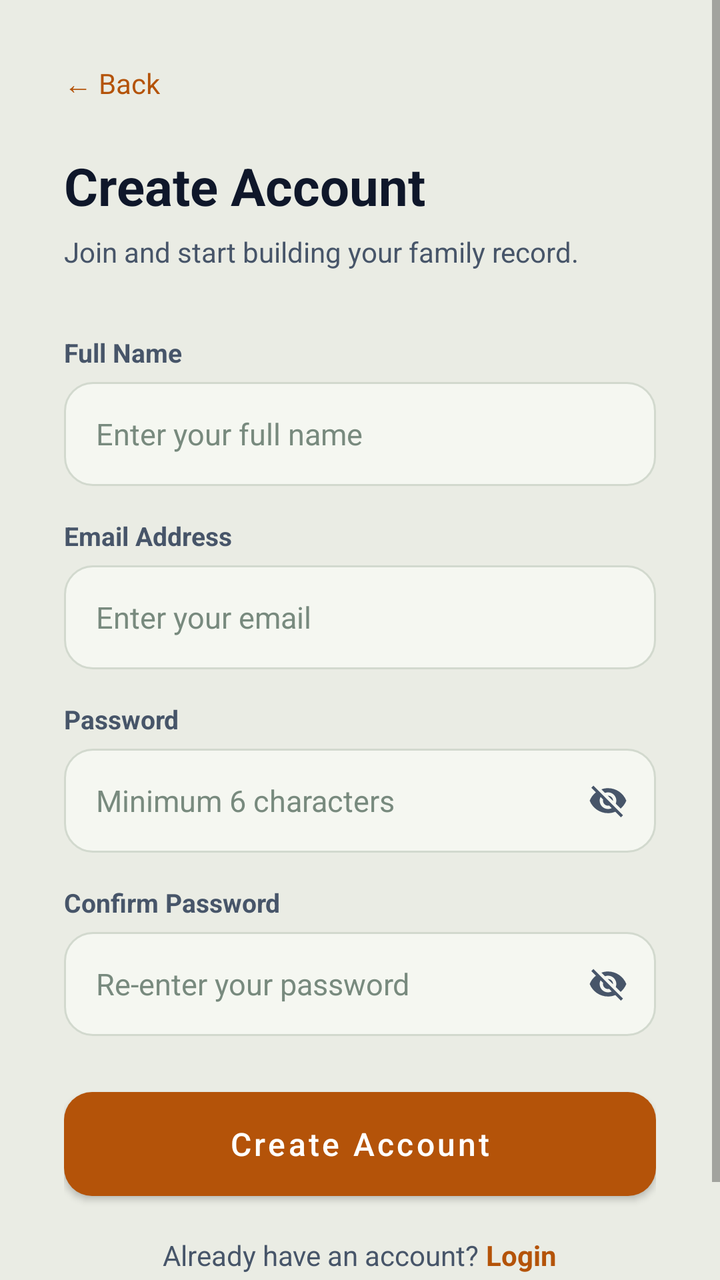
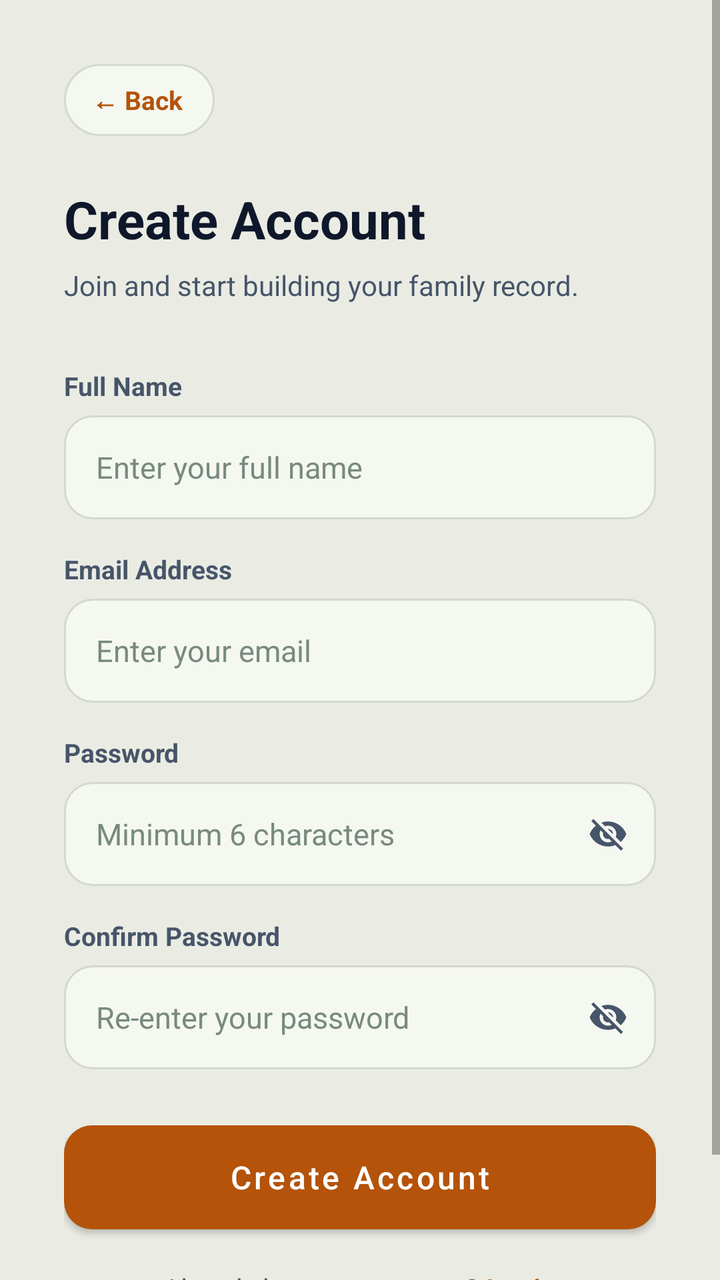

Screens rendered from an Android XML layout before and after an edit, with the pre-edit source and the edit as a unified diff.
<!-- AndroidManifest.xml: application theme Theme.BTProject2 -->
<!-- res/layout/activity_register.xml -->
<?xml version="1.0" encoding="utf-8"?>
<ScrollView xmlns:android="http://schemas.android.com/apk/res/android"
    android:layout_width="match_parent"
    android:layout_height="match_parent"
    android:background="@color/background">

    <LinearLayout
        android:layout_width="match_parent"
        android:layout_height="wrap_content"
        android:orientation="vertical"
        android:padding="32dp"
        android:paddingTop="60dp">

        
        <TextView
            android:id="@+id/btnBackToWelcome"
            android:layout_width="wrap_content"
            android:layout_height="wrap_content"
            android:text="← Back"
            android:textSize="14sp"
            android:textColor="@color/primary"
            android:layout_marginBottom="24dp"
            android:clickable="true"
            android:focusable="true" />

        
        <TextView
            android:layout_width="wrap_content"
            android:layout_height="wrap_content"
            android:text="Create Account"
            android:textSize="26sp"
            android:textStyle="bold"
            android:textColor="@color/text_primary"
            android:layout_marginBottom="6dp" />

        <TextView
            android:layout_width="wrap_content"
            android:layout_height="wrap_content"
            android:text="Join and start building your family record."
            android:textSize="14sp"
            android:textColor="@color/text_secondary"
            android:lineSpacingMultiplier="1.4"
            android:layout_marginBottom="32dp" />

        
        <TextView
            android:layout_width="wrap_content"
            android:layout_height="wrap_content"
            android:text="Full Name"
            android:textSize="13sp"
            android:textStyle="bold"
            android:textColor="@color/text_secondary"
            android:layout_marginBottom="6dp" />

        <EditText
            android:id="@+id/etFullName"
            android:layout_width="match_parent"
            android:layout_height="52dp"
            android:hint="Enter your full name"
            android:inputType="textPersonName"
            android:background="@drawable/input_bg_white"
            android:paddingStart="16dp"
            android:paddingEnd="16dp"
            android:textSize="15sp"
            android:textColor="@color/text_primary"
            android:textColorHint="@color/text_hint"
            android:layout_marginBottom="16dp" />

        
        <TextView
            android:layout_width="wrap_content"
            android:layout_height="wrap_content"
            android:text="Email Address"
            android:textSize="13sp"
            android:textStyle="bold"
            android:textColor="@color/text_secondary"
            android:layout_marginBottom="6dp" />

        <EditText
            android:id="@+id/etEmail"
            android:layout_width="match_parent"
            android:layout_height="52dp"
            android:hint="Enter your email"
            android:inputType="textEmailAddress"
            android:background="@drawable/input_bg_white"
            android:paddingStart="16dp"
            android:paddingEnd="16dp"
            android:textSize="15sp"
            android:textColor="@color/text_primary"
            android:textColorHint="@color/text_hint"
            android:layout_marginBottom="16dp" />

        
        <TextView
            android:layout_width="wrap_content"
            android:layout_height="wrap_content"
            android:text="Password"
            android:textSize="13sp"
            android:textStyle="bold"
            android:textColor="@color/text_secondary"
            android:layout_marginBottom="6dp" />

        <FrameLayout
            android:layout_width="match_parent"
            android:layout_height="wrap_content"
            android:layout_marginBottom="16dp">

            <EditText
                android:id="@+id/etPassword"
                android:layout_width="match_parent"
                android:layout_height="52dp"
                android:hint="Minimum 6 characters"
                android:inputType="textPassword"
                android:background="@drawable/input_bg_white"
                android:paddingStart="16dp"
                android:paddingEnd="48dp"
                android:textSize="15sp"
                android:textColor="@color/text_primary"
                android:textColorHint="@color/text_hint" />

            <ImageView
                android:id="@+id/btnTogglePassword"
                android:layout_width="48dp"
                android:layout_height="52dp"
                android:layout_gravity="end|center_vertical"
                android:padding="14dp"
                android:src="@drawable/ic_visibility_off"
                android:contentDescription="Show password"
                android:background="?attr/selectableItemBackgroundBorderless"
                android:clickable="true"
                android:focusable="true" />
        </FrameLayout>

        
        <TextView
            android:layout_width="wrap_content"
            android:layout_height="wrap_content"
            android:text="Confirm Password"
            android:textSize="13sp"
            android:textStyle="bold"
            android:textColor="@color/text_secondary"
            android:layout_marginBottom="6dp" />

        <FrameLayout
            android:layout_width="match_parent"
            android:layout_height="wrap_content"
            android:layout_marginBottom="28dp">

            <EditText
                android:id="@+id/etConfirmPassword"
                android:layout_width="match_parent"
                android:layout_height="52dp"
                android:hint="Re-enter your password"
                android:inputType="textPassword"
                android:background="@drawable/input_bg_white"
                android:paddingStart="16dp"
                android:paddingEnd="48dp"
                android:textSize="15sp"
                android:textColor="@color/text_primary"
                android:textColorHint="@color/text_hint" />

            <ImageView
                android:id="@+id/btnToggleConfirmPassword"
                android:layout_width="48dp"
                android:layout_height="52dp"
                android:layout_gravity="end|center_vertical"
                android:padding="14dp"
                android:src="@drawable/ic_visibility_off"
                android:contentDescription="Show password"
                android:background="?attr/selectableItemBackgroundBorderless"
                android:clickable="true"
                android:focusable="true" />
        </FrameLayout>

        
        <Button
            android:id="@+id/btnCreateAccount"
            android:layout_width="match_parent"
            android:layout_height="52dp"
            android:text="Create Account"
            android:textSize="16sp"
            android:textColor="@color/white"
            android:background="@drawable/btn_primary_bg"
            android:textAllCaps="false"
            android:layout_marginBottom="20dp" />

        
        <LinearLayout
            android:layout_width="match_parent"
            android:layout_height="wrap_content"
            android:gravity="center"
            android:orientation="horizontal"
            android:layout_marginBottom="24dp">

            <TextView
                android:layout_width="wrap_content"
                android:layout_height="wrap_content"
                android:text="Already have an account? "
                android:textSize="14sp"
                android:textColor="@color/text_secondary" />

            <TextView
                android:id="@+id/tvGoToLogin"
                android:layout_width="wrap_content"
                android:layout_height="wrap_content"
                android:text="Login"
                android:textSize="14sp"
                android:textStyle="bold"
                android:textColor="@color/primary"
                android:clickable="true"
                android:focusable="true" />
        </LinearLayout>

    </LinearLayout>
</ScrollView>
<!-- resources referenced by this layout -->
<resources>
  <color name="background">#EAECE4</color>
  <color name="primary">#B45309</color>
  <color name="text_hint">#788A7E</color>
  <color name="text_primary">#0F172A</color>
  <color name="text_secondary">#475569</color>
  <color name="white">#FFFFFF</color>
  <!-- drawable btn_primary_bg (drawable) -->
  <?xml version="1.0" encoding="utf-8"?>
  <shape xmlns:android="http://schemas.android.com/apk/res/android"
      android:shape="rectangle">
      <solid android:color="@color/gold_accent" />
      <corners android:radius="14dp" />
  </shape>
  <!-- drawable ic_visibility_off (drawable) -->
  <vector xmlns:android="http://schemas.android.com/apk/res/android"
      android:width="24dp"
      android:height="24dp"
      android:viewportWidth="24"
      android:viewportHeight="24">
    <path
        android:fillColor="@color/text_secondary"
        android:pathData="M12,7c2.76,0 5,2.24 5,5 0,0.65 -0.13,1.26 -0.36,1.82l2.92,2.92c1.51,-1.26 2.7,-2.89 3.44,-4.74 -1.73,-4.39 -6,-7.5 -11,-7.5 -1.4,0 -2.74,0.25 -3.98,0.7l2.16,2.16C10.74,7.13 11.35,7 12,7zM2,4.27l2.28,2.28 0.46,0.46C3.08,8.3 1.78,10.02 1,12c1.73,4.39 6,7.5 11,7.5 1.55,0 3.03,-0.3 4.38,-0.84l0.42,0.42L19.73,22 21,20.73 3.27,3 2,4.27zM7.53,9.8l1.55,1.55c-0.05,0.21 -0.08,0.43 -0.08,0.65 0,1.66 1.34,3 3,3 0.22,0 0.44,-0.03 0.65,-0.08l1.55,1.55c-0.67,0.33 -1.41,0.53 -2.2,0.53 -2.76,0 -5,-2.24 -5,-5 0,-0.79 0.2,-1.53 0.53,-2.2zM11.84,9.02l3.15,3.15 0.02,-0.16c0,-1.66 -1.34,-3 -3,-3l-0.17,0.01z"/>
  </vector>
  <!-- drawable input_bg_white (drawable) -->
  <?xml version="1.0" encoding="utf-8"?>
  <shape xmlns:android="http://schemas.android.com/apk/res/android"
      android:shape="rectangle">
      <solid android:color="@color/forest_card" />
      <corners android:radius="14dp" />
      <stroke android:width="1dp" android:color="@color/forest_card_border" />
  </shape>
  <style name="Theme.BTProject2" parent="Theme.MaterialComponents.DayNight.NoActionBar">
          <item name="colorPrimary">@color/gold_accent</item>
          <item name="colorPrimaryDark">@color/gold_accent_dark</item>
          <item name="colorAccent">@color/gold_accent</item>
          <item name="android:windowBackground">@color/forest_bg</item>
          <item name="android:statusBarColor">@color/forest_bg</item>
          <item name="android:windowLightStatusBar">true</item>
      </style>
  <color name="gold_accent">#B45309</color>
  <color name="forest_card">#F5F7F1</color>
  <color name="forest_card_border">#D2D9CE</color>
  <color name="gold_accent_dark">#78350F</color>
  <color name="forest_bg">#EAECE4</color>
</resources>

<!-- the commit's change to res/layout/activity_register.xml (unified diff, before → after) -->
@@ -15,9 +15,14 @@
         <TextView
             android:id="@+id/btnBackToWelcome"
             android:layout_width="wrap_content"
-            android:layout_height="wrap_content"
+            android:layout_height="36dp"
+            android:background="@drawable/bg_nav_back_pill"
+            android:gravity="center_vertical"
+            android:paddingStart="14dp"
+            android:paddingEnd="16dp"
             android:text="← Back"
-            android:textSize="14sp"
+            android:textSize="13sp"
+            android:textStyle="bold"
             android:textColor="@color/primary"
             android:layout_marginBottom="24dp"
             android:clickable="true"
<!-- resource entries referenced after the edit -->
@@ -6,6 +6,20 @@
   <color name="text_primary">#0F172A</color>
   <color name="text_secondary">#475569</color>
   <color name="white">#FFFFFF</color>
+  <!-- drawable bg_nav_back_pill (drawable) -->
+  <?xml version="1.0" encoding="utf-8"?>
+  <ripple xmlns:android="http://schemas.android.com/apk/res/android"
+      android:color="@color/gold_accent">
+      <item>
+          <shape android:shape="rectangle">
+              <solid android:color="@color/card_bg" />
+              <corners android:radius="20dp" />
+              <stroke
+                  android:width="1dp"
+                  android:color="@color/card_border" />
+          </shape>
+      </item>
+  </ripple>
   <!-- drawable btn_primary_bg (drawable) -->
   <?xml version="1.0" encoding="utf-8"?>
   <shape xmlns:android="http://schemas.android.com/apk/res/android"
@@ -40,6 +54,8 @@
           <item name="android:windowLightStatusBar">true</item>
       </style>
   <color name="gold_accent">#B45309</color>
+  <color name="card_bg">#F5F7F1</color>
+  <color name="card_border">#D2D9CE</color>
   <color name="forest_card">#F5F7F1</color>
   <color name="forest_card_border">#D2D9CE</color>
   <color name="gold_accent_dark">#78350F</color>
